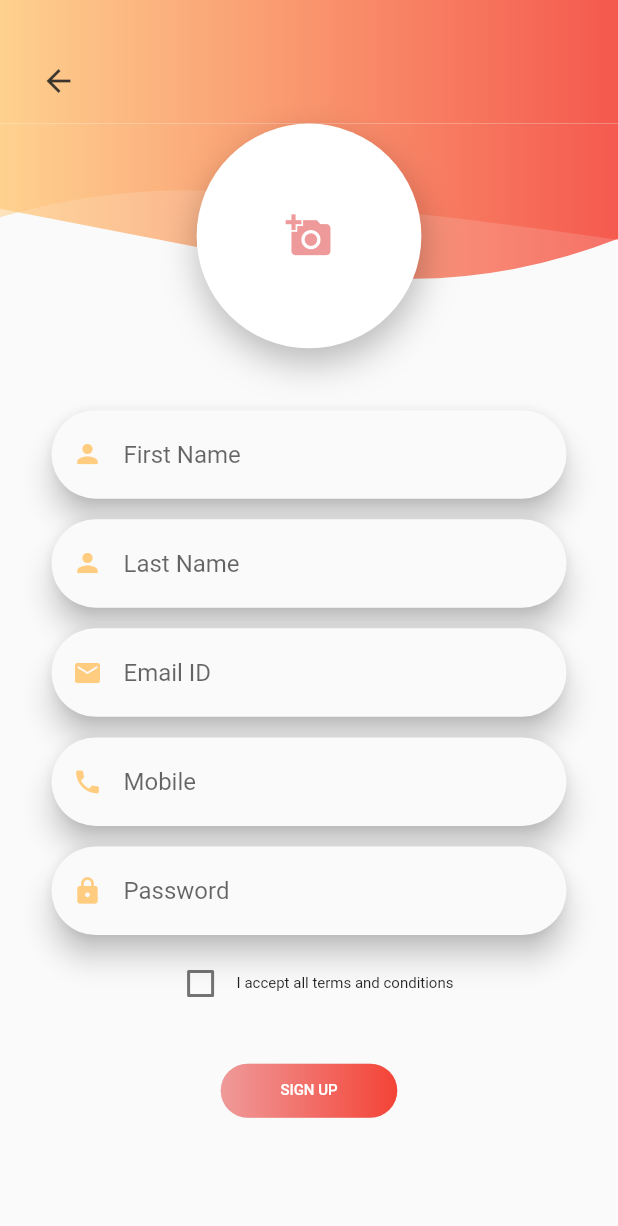
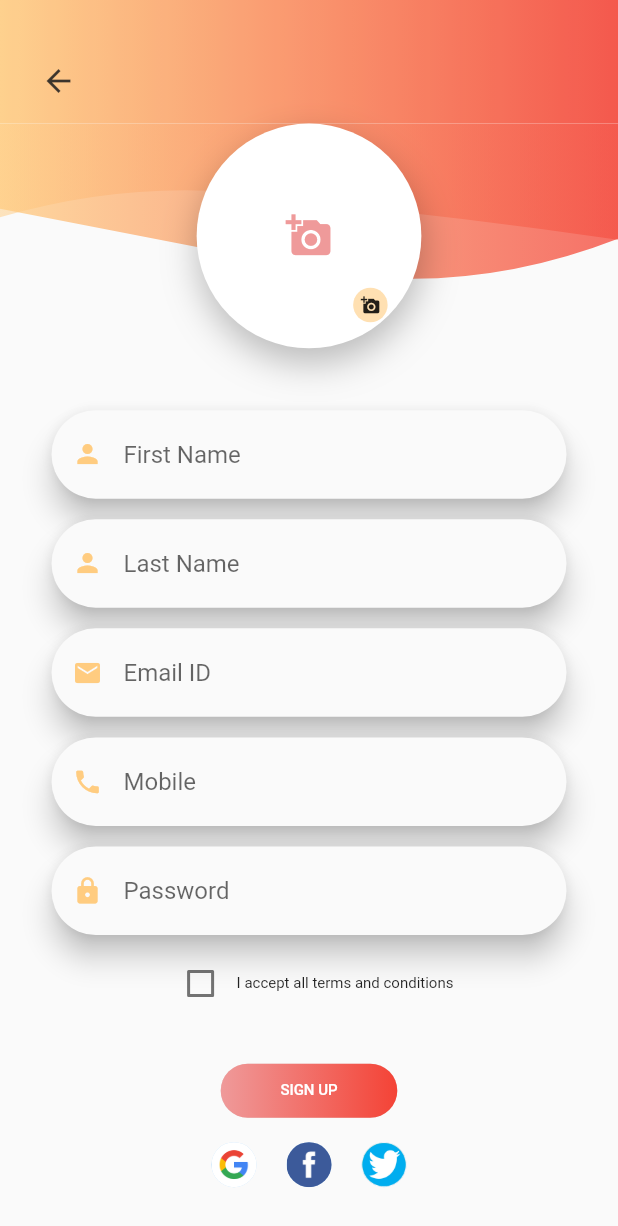
Before and after one commit to hardeepkimpinge/DemoApp, a Flutter app: the screen it shows after launch, after a tap on "Sign up", on a phone screen of 412 x 824 dp. Shown: the top 1226 px of the screen. Run offline on Flutter 3.47's test engine with Material 2 defaults, Android fonts, the phone set to English and light mode, and no system bars.

```diff
--- a/lib/main.dart
+++ b/lib/main.dart
@@ -19,11 +19,11 @@ class MyApp extends StatelessWidget {
       title: "Login",
       theme: ThemeData(primaryColor: Colors.orange[200]),
       routes: <String, WidgetBuilder>{
-      //  SPLASH_SCREEN: (BuildContext context) =>  SplashScreen(),
+        SPLASH_SCREEN: (BuildContext context) =>  SplashScreen(),
         SIGN_IN: (BuildContext context) =>  SignInPage(),
         SIGN_UP: (BuildContext context) =>  SignUpScreen(),
       },
-      initialRoute: SIGN_IN,
+      initialRoute: SPLASH_SCREEN,
     );
   }
 }
--- a/lib/ui/signin.dart
+++ b/lib/ui/signin.dart
@@ -96,7 +96,9 @@ class _SignInScreenState extends State<SignInScreen> {
         ),
         Container(
           alignment: Alignment.bottomCenter,
+          // ignore: lines_longer_than_80_chars
           margin: EdgeInsets.only(top: _large? _height/30 : (_medium? _height/25 : _height/20)),
+    // ignore: lines_longer_than_80_chars
     child: Icon(Icons.add_a_photo, size: _large? 40: (_medium? 33: 31),color: Colors.red[200],)
 
     // child: Image.asset(
@@ -190,6 +192,7 @@ class _SignInScreenState extends State<SignInScreen> {
         children: <Widget>[
           Text(
             "Forgot your password?",
+            // ignore: lines_longer_than_80_chars
             style: TextStyle(fontWeight: FontWeight.w400,fontSize: _large? 14: (_medium? 12: 10)),
           ),
           SizedBox(
@@ -246,6 +249,7 @@ class _SignInScreenState extends State<SignInScreen> {
         children: <Widget>[
           Text(
             "Don't have an account?",
+            // ignore: lines_longer_than_80_chars
             style: TextStyle(fontWeight: FontWeight.w400,fontSize: _large? 14: (_medium? 12: 10)),
           ),
           SizedBox(
--- a/lib/ui/signup.dart
+++ b/lib/ui/signup.dart
@@ -46,7 +46,7 @@ class _SignUpScreenState extends State<SignUpScreen> {
                 SizedBox(height: _height/35,),
                 button(),
                // infoTextRow(),
-                //socialIconsRow(),
+                socialIconsRow(),
                 //signInTextRow(),
               ],
             ),
@@ -110,24 +110,24 @@ class _SignUpScreenState extends State<SignUpScreen> {
 
               child: Icon(Icons.add_a_photo, size: _large? 40: (_medium? 33: 31),color: Colors.red[200],)),
         ),
-//        Positioned(
-//          top: _height/8,
-//          left: _width/1.75,
-//          child: Container(
-//            alignment: Alignment.center,
-//            height: _height/23,
-//            padding: EdgeInsets.all(5),
-//            decoration: BoxDecoration(
-//              shape: BoxShape.circle,
-//              color:  Colors.orange[100],
-//            ),
-//            child: GestureDetector(
-//                onTap: (){
-//                  print('Adding photo');
-//                },
-//                child: Icon(Icons.add_a_photo, size: _large? 22: (_medium? 15: 13),)),
-//          ),
-//        ),
+       Positioned(
+         top: _height/8,
+         left: _width/1.75,
+         child: Container(
+           alignment: Alignment.center,
+           height: _height/23,
+           padding: EdgeInsets.all(5),
+           decoration: BoxDecoration(
+             shape: BoxShape.circle,
+             color:  Colors.orange[100],
+           ),
+           child: GestureDetector(
+               onTap: (){
+                 print('Adding photo');
+               },
+               child: Icon(Icons.add_a_photo, size: _large? 22: (_medium? 15: 13),)),
+         ),
+       ),
       ],
     );
   }
```
Also changed, not shown: 1 other file.
